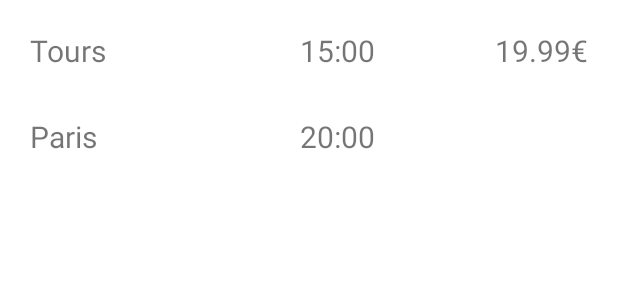
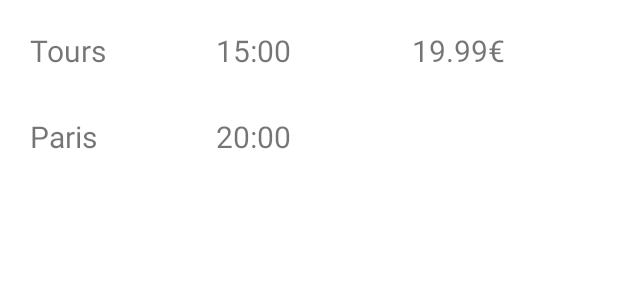
Before and after one commit to mazouakh/CalmaCar, an Android app: the layout listview_search_result.xml on its own in the app's theme, with its tools: preview values and no code run, on a phone screen of 412 x 824 dp. Shown: the top 300 px of the screen. Run offline under Robolectric (Android 15) with nearby library versions, the phone set to English and light mode, and no system bars.

Commit message:
mettre à jour listview_search_result

```diff
--- a/app/src/main/res/layout/listview_search_result.xml
+++ b/app/src/main/res/layout/listview_search_result.xml
@@ -1,6 +1,6 @@
 <?xml version="1.0" encoding="utf-8"?>
-<RelativeLayout xmlns:android="http://schemas.android.com/apk/res/android"
-    android:orientation="horizontal"
+<LinearLayout xmlns:android="http://schemas.android.com/apk/res/android"
+    android:orientation="vertical"
     android:layout_width="match_parent"
     android:layout_height="match_parent"
     android:paddingRight="20dp"
@@ -9,61 +9,66 @@
     >
     <LinearLayout
         android:id="@+id/ly_1"
-        android:layout_width="wrap_content"
+        android:layout_width="match_parent"
         android:layout_height="wrap_content"
-        android:orientation="vertical"
-        android:layout_alignParentLeft="true"
+        android:orientation="horizontal"
         >
         <TextView
             android:id="@+id/tv_departCity"
-            android:layout_width="wrap_content"
+            android:layout_width="0dp"
+            android:layout_height="wrap_content"
+            android:textSize="20sp"
+            android:text="Tours"
+            android:layout_weight="1"/>
+        <TextView
+            android:id="@+id/tv_departTime"
+            android:layout_width="0dp"
+            android:layout_height="wrap_content"
+            android:textSize="20sp"
+            android:text="15:00"
+
+            android:layout_weight="1"/>
+        <TextView
+            android:id="@+id/tv_price"
+            android:layout_width="0dp"
             android:layout_height="wrap_content"
             android:layout_weight="1"
             android:textSize="20sp"
-            android:text="Tours"/>
+            android:text="19.99€"
+            android:paddingLeft="10px"
 
-        <TextView
-            android:id="@+id/tv_arrivalCity"
-            android:layout_width="wrap_content"
-            android:layout_height="wrap_content"
-            android:layout_marginTop="30dp"
-            android:layout_weight="1"
-            android:textSize="20sp"
-            android:text="Paris"/>
+            />
+
     </LinearLayout>
     <LinearLayout
         android:id="@+id/ly_2"
-        android:layout_width="wrap_content"
+        android:layout_width="match_parent"
         android:layout_height="wrap_content"
-        android:orientation="vertical"
-        android:layout_toLeftOf="@+id/ly_3"
-        android:paddingHorizontal="80dp">
+        android:layout_marginTop="30dp"
+        android:orientation="horizontal"
+        >
         <TextView
-            android:id="@+id/tv_departTime"
-            android:layout_width="wrap_content"
+            android:id="@+id/tv_arrivalCity"
+            android:layout_width="0dp"
             android:layout_height="wrap_content"
             android:textSize="20sp"
-            android:text="15:00"/>
-
+            android:layout_weight="1"
+            android:text="Paris"/>
         <TextView
             android:id="@+id/tv_arrivalTime"
-            android:layout_width="wrap_content"
+            android:layout_width="0dp"
             android:layout_height="wrap_content"
-            android:layout_marginTop="30dp"
             android:textSize="20sp"
+            android:layout_weight="1"
             android:text="20:00"/>
+        <TextView
+            android:layout_width="0dp"
+            android:layout_height="wrap_content"
+            android:textSize="20sp"
+            android:text=""
+            android:layout_weight="1"
+            android:paddingLeft="10px"
+
+            />
     </LinearLayout>
-    <LinearLayout
-        android:id="@+id/ly_3"
-        android:layout_width="wrap_content"
-        android:layout_height="wrap_content"
-        android:layout_alignParentRight="true"
-        >
-        <TextView
-        android:id="@+id/tv_price"
-        android:layout_width="wrap_content"
-        android:layout_height="wrap_content"
-        android:textSize="20sp"
-        android:text="19.99€"/>
-    </LinearLayout>
-</RelativeLayout>
+</LinearLayout>
```
